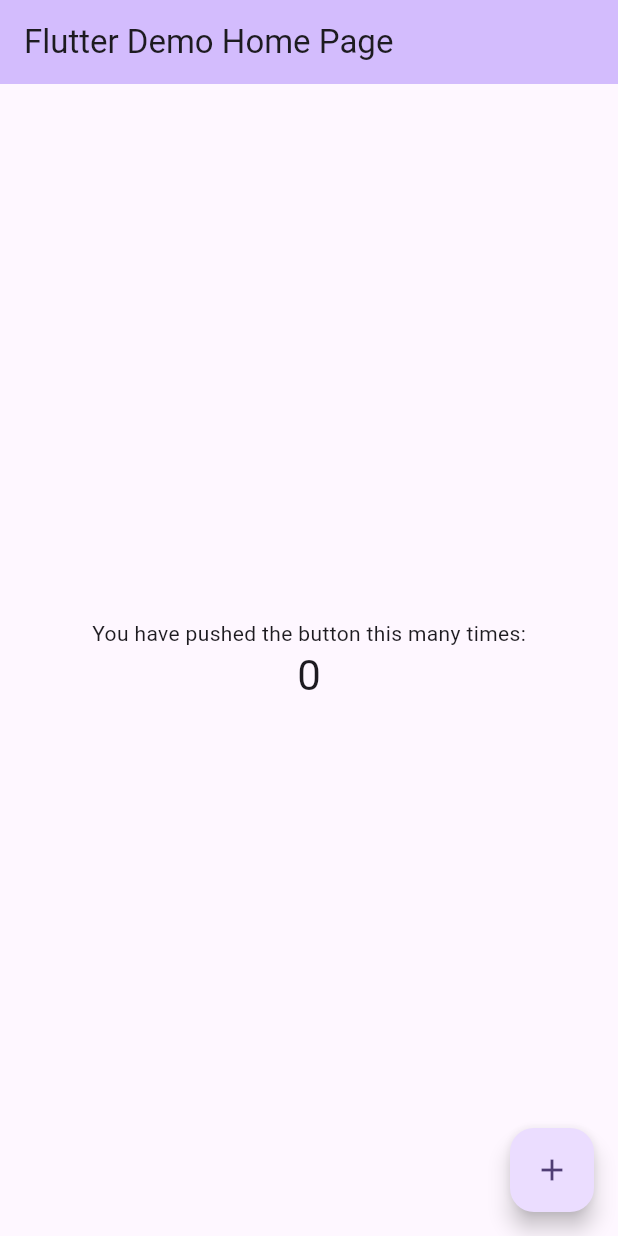
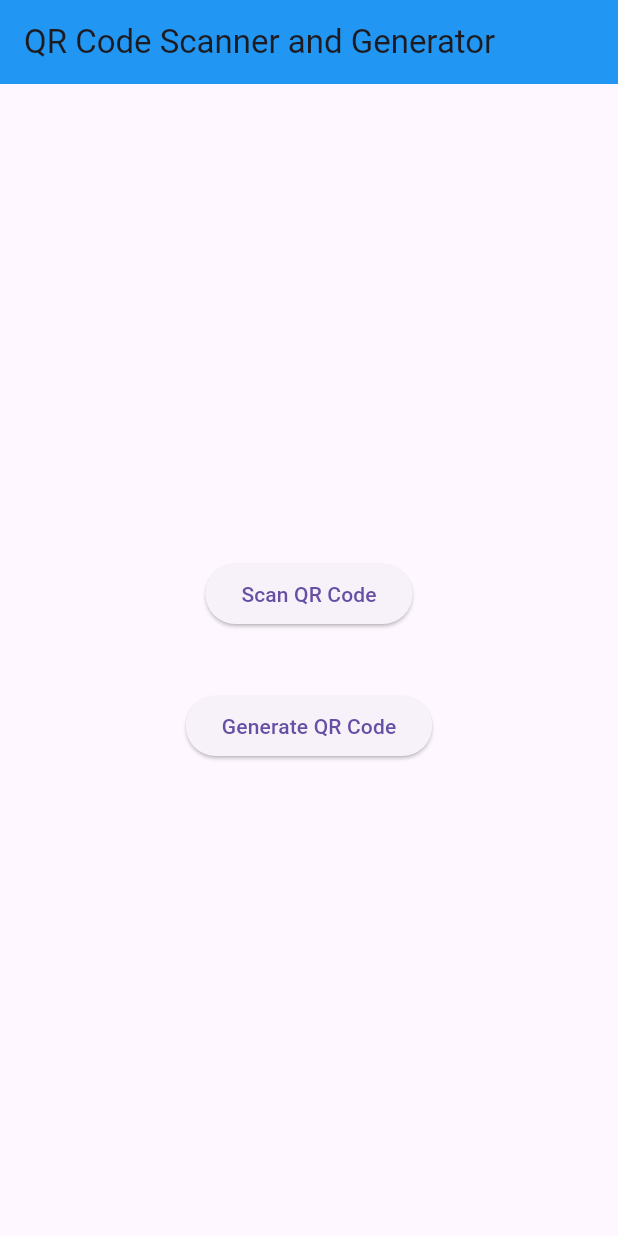
Before and after one commit to FOXYTHEPIRATE21/Flutter-QR-App, a Flutter app: the screen it shows after launch, on a phone screen of 412 x 824 dp. Run offline on Flutter 3.47's test engine with Material 3 defaults, Android fonts, the phone set to English and light mode, and no system bars; our stand-ins replace qr_flutter; missing offline and left inert: mobile_scanner.

Commit message:
Complete commit of the app funtionality(Scanner and Generator)

```diff
--- a/lib/main.dart
+++ b/lib/main.dart
@@ -1,4 +1,7 @@
 import 'package:flutter/material.dart';
+
+import 'generate_qr_code.dart';
+import 'scan_qr_code.dart';
 
 void main() {
   runApp(const MyApp());
@@ -7,119 +10,45 @@ void main() {
 class MyApp extends StatelessWidget {
   const MyApp({super.key});
 
-  // This widget is the root of your application.
+  //This widget is the root of your application
   @override
   Widget build(BuildContext context) {
     return MaterialApp(
-      title: 'Flutter Demo',
-      theme: ThemeData(
-        // This is the theme of your application.
-        //
-        // TRY THIS: Try running your application with "flutter run". You'll see
-        // the application has a purple toolbar. Then, without quitting the app,
-        // try changing the seedColor in the colorScheme below to Colors.green
-        // and then invoke "hot reload" (save your changes or press the "hot
-        // reload" button in a Flutter-supported IDE, or press "r" if you used
-        // the command line to start the app).
-        //
-        // Notice that the counter didn't reset back to zero; the application
-        // state is not lost during the reload. To reset the state, use hot
-        // restart instead.
-        //
-        // This works for code too, not just values: Most code changes can be
-        // tested with just a hot reload.
-        colorScheme: ColorScheme.fromSeed(seedColor: Colors.deepPurple),
-        useMaterial3: true,
-      ),
-      home: const MyHomePage(title: 'Flutter Demo Home Page'),
+      title: 'Home QR Page',
+      debugShowCheckedModeBanner: false,
+      home: const HomePage(),
     );
   }
 }
 
-class MyHomePage extends StatefulWidget {
-  const MyHomePage({super.key, required this.title});
-
-  // This widget is the home page of your application. It is stateful, meaning
-  // that it has a State object (defined below) that contains fields that affect
-  // how it looks.
-
-  // This class is the configuration for the state. It holds the values (in this
-  // case the title) provided by the parent (in this case the App widget) and
-  // used by the build method of the State. Fields in a Widget subclass are
-  // always marked "final".
-
-  final String title;
+class HomePage extends StatefulWidget {
+  const HomePage({super.key});
 
   @override
-  State<MyHomePage> createState() => _MyHomePageState();
+  State<HomePage> createState() => _HomePageState();
 }
 
-class _MyHomePageState extends State<MyHomePage> {
-  int _counter = 0;
-
-  void _incrementCounter() {
-    setState(() {
-      // This call to setState tells the Flutter framework that something has
-      // changed in this State, which causes it to rerun the build method below
-      // so that the display can reflect the updated values. If we changed
-      // _counter without calling setState(), then the build method would not be
-      // called again, and so nothing would appear to happen.
-      _counter++;
-    });
-  }
-
+class _HomePageState extends State<HomePage> {
   @override
   Widget build(BuildContext context) {
-    // This method is rerun every time setState is called, for instance as done
-    // by the _incrementCounter method above.
-    //
-    // The Flutter framework has been optimized to make rerunning build methods
-    // fast, so that you can just rebuild anything that needs updating rather
-    // than having to individually change instances of widgets.
     return Scaffold(
-      appBar: AppBar(
-        // TRY THIS: Try changing the color here to a specific color (to
-        // Colors.amber, perhaps?) and trigger a hot reload to see the AppBar
-        // change color while the other colors stay the same.
-        backgroundColor: Theme.of(context).colorScheme.inversePrimary,
-        // Here we take the value from the MyHomePage object that was created by
-        // the App.build method, and use it to set our appbar title.
-        title: Text(widget.title),
-      ),
-      body: Center(
-        // Center is a layout widget. It takes a single child and positions it
-        // in the middle of the parent.
-        child: Column(
-          // Column is also a layout widget. It takes a list of children and
-          // arranges them vertically. By default, it sizes itself to fit its
-          // children horizontally, and tries to be as tall as its parent.
-          //
-          // Column has various properties to control how it sizes itself and
-          // how it positions its children. Here we use mainAxisAlignment to
-          // center the children vertically; the main axis here is the vertical
-          // axis because Columns are vertical (the cross axis would be
-          // horizontal).
-          //
-          // TRY THIS: Invoke "debug painting" (choose the "Toggle Debug Paint"
-          // action in the IDE, or press "p" in the console), to see the
-          // wireframe for each widget.
-          mainAxisAlignment: MainAxisAlignment.center,
-          children: <Widget>[
-            const Text(
-              'You have pushed the button this many times:',
-            ),
-            Text(
-              '$_counter',
-              style: Theme.of(context).textTheme.headlineMedium,
-            ),
-          ],
+      appBar: AppBar(title: Text('QR Code Scanner and Generator'), backgroundColor: Colors.blue,),
+        body: Center(
+          child: Column(
+            mainAxisAlignment: MainAxisAlignment.center,
+            children: [
+              ElevatedButton(onPressed: (){
+                setState(() {
+                  Navigator.of(context).push(MaterialPageRoute(builder: (context) => ScanQRCode()));
+                });
+              }, child: Text("Scan QR Code")),
+              SizedBox(height: 40,),
+              ElevatedButton(onPressed: (){
+                Navigator.of(context).push(MaterialPageRoute(builder: (context) => GenerateQRCode()));
+              }, child: Text('Generate QR Code'))
+            ],
+          ),
         ),
-      ),
-      floatingActionButton: FloatingActionButton(
-        onPressed: _incrementCounter,
-        tooltip: 'Increment',
-        child: const Icon(Icons.add),
-      ), // This trailing comma makes auto-formatting nicer for build methods.
     );
   }
 }
--- a/pubspec.yaml
+++ b/pubspec.yaml
@@ -34,6 +34,8 @@ dependencies:
   # The following adds the Cupertino Icons font to your application.
   # Use with the CupertinoIcons class for iOS style icons.
   cupertino_icons: ^1.0.8
+  qr_flutter: ^4.1.0
+  mobile_scanner: ^6.0.5
 
 dev_dependencies:
   flutter_test:
```
Also changed, not shown: lib/generate_qr_code.dart (added, +51 -0 lines), lib/scan_qr_code.dart (added, +68 -0 lines), pubspec.lock.
